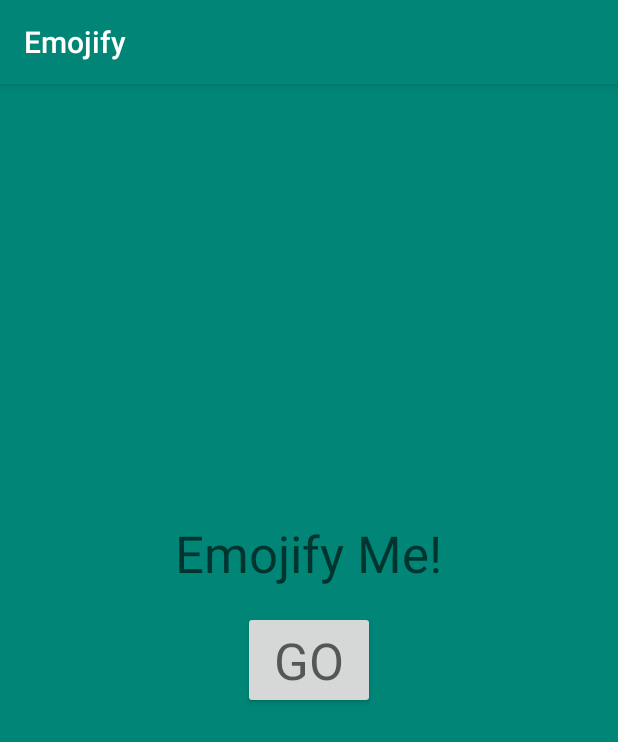
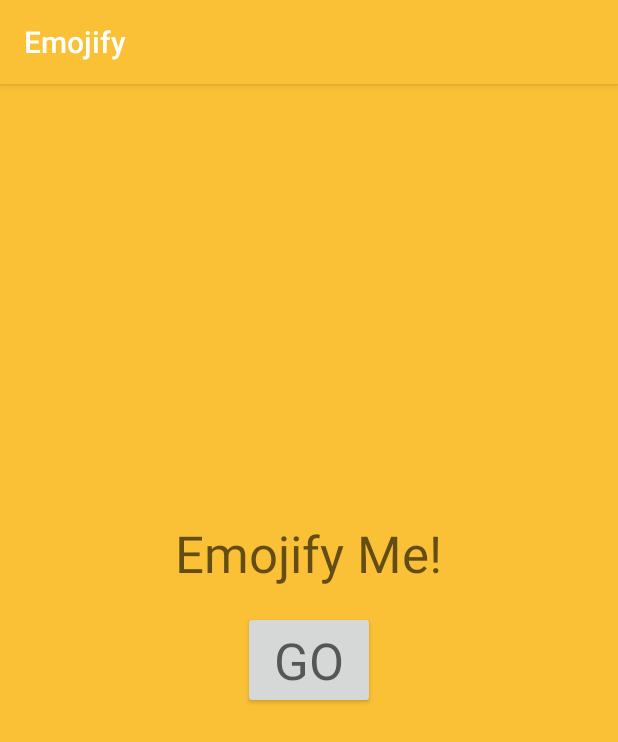
Before and after one commit to ManaswiniKundeti/EmojifyMe, an Android app: the screen it shows after launch (MainActivity), after a tap on "GO", on a phone screen of 412 x 824 dp. Shown: the top 742 px of the screen. Run offline under Robolectric (Android 15) with nearby library versions, the phone set to English and light mode, and no system bars; our stand-ins replace ButterKnife; libraries missing offline, so code that uses them is left out: com.getbase.floatingactionbutton; plain views replace FloatingActionButton.

```diff
--- a/app/src/main/java/com/example/emojifi/MainActivity.java
+++ b/app/src/main/java/com/example/emojifi/MainActivity.java
@@ -4,8 +4,6 @@ import android.Manifest;
 import android.content.Intent;
 import android.content.pm.PackageManager;
 import android.graphics.Bitmap;
-import android.graphics.Matrix;
-import android.media.ExifInterface;
 import android.net.Uri;
 import android.os.Bundle;
 import android.provider.MediaStore;
@@ -25,6 +23,10 @@ import com.getbase.floatingactionbutton.FloatingActionButton;
 import java.io.File;
 import java.io.IOException;
 
+import butterknife.BindView;
+import butterknife.ButterKnife;
+import butterknife.OnClick;
+
 public class MainActivity extends AppCompatActivity {
 
     private static final int REQUEST_IMAGE_CAPTURE = 1;
@@ -32,14 +34,14 @@ public class MainActivity extends AppCompatActivity {
 
     private static final String FILE_PROVIDER_AUTHORITY = "com.example.android.fileprovider";
 
-    private ImageView mImageView;
+    @BindView(R.id.image_view) ImageView mImageView;
 
-    private Button mEmojifyButton;
-    private FloatingActionButton mShareFab;
-    private FloatingActionButton mSaveFab;
-    private FloatingActionButton mClearFab;
+    @BindView(R.id.emojify_button) Button mEmojifyButton;
+    @BindView(R.id.share_button) FloatingActionButton mShareFab;
+    @BindView(R.id.save_button) FloatingActionButton mSaveFab;
+    @BindView(R.id.clear_button) FloatingActionButton mClearFab;
 
-    private TextView mTitleTextView;
+    @BindView(R.id.title_text_view) TextView mTitleTextView;
 
     private String mTempPhotoPath;
 
@@ -52,20 +54,14 @@ public class MainActivity extends AppCompatActivity {
         setContentView(R.layout.activity_main);
 
         // Bind the views
-        mImageView = findViewById(R.id.image_view);
-        mEmojifyButton = findViewById(R.id.emojify_button);
-        mShareFab = findViewById(R.id.share_button);
-        mSaveFab = findViewById(R.id.save_button);
-        mClearFab = findViewById(R.id.clear_button);
-        mTitleTextView = findViewById(R.id.title_text_view);
+        ButterKnife.bind(this);
     }
 
     /**
      * OnClick method for "Emojify Me!" Button. Launches the camera app.
-     *
-     * @param view The emojify me button.
      */
-    public void emojifyMe(View view) {
+    @OnClick(R.id.emojify_button)
+    public void emojifyMe() {
         // Check for the external storage permission
         if (ContextCompat.checkSelfPermission(this,
                 Manifest.permission.WRITE_EXTERNAL_STORAGE)
@@ -181,10 +177,9 @@ public class MainActivity extends AppCompatActivity {
 
     /**
      * OnClick method for the save button.
-     *
-     * @param view The save button.
      */
-    public void saveMe(View view) {
+    @OnClick(R.id.save_button)
+    public void saveMe() {
         // Delete the temporary image file
         BitmapUtils.deleteImageFile(this, mTempPhotoPath);
 
@@ -194,10 +189,9 @@ public class MainActivity extends AppCompatActivity {
 
     /**
      * OnClick method for the share button, saves and shares the new bitmap.
-     *
-     * @param view The share button.
      */
-    public void shareMe(View view) {
+    @OnClick(R.id.share_button)
+    public void shareMe() {
         // Delete the temporary image file
         BitmapUtils.deleteImageFile(this, mTempPhotoPath);
 
@@ -210,10 +204,9 @@ public class MainActivity extends AppCompatActivity {
 
     /**
      * OnClick for the clear button, resets the app to original state.
-     *
-     * @param view The clear button.
      */
-    public void clearImage(View view) {
+    @OnClick(R.id.clear_button)
+    public void clearImage() {
         // Clear the image and toggle the view visibility
         mImageView.setImageResource(0);
         mEmojifyButton.setVisibility(View.VISIBLE);
--- a/app/src/main/res/layout/activity_main.xml
+++ b/app/src/main/res/layout/activity_main.xml
@@ -36,7 +36,6 @@
         android:layout_height="wrap_content"
         android:layout_centerHorizontal="true"
         android:layout_centerVertical="true"
-        android:onClick="emojifyMe"
         android:text="@string/go"
         android:textAppearance="@style/TextAppearance.AppCompat.Display1"/>
 
@@ -47,7 +46,6 @@
         android:layout_alignParentEnd="true"
         android:layout_alignParentRight="true"
         android:layout_alignParentTop="true"
-        android:onClick="clearImage"
         android:src="@drawable/ic_clear"
         android:visibility="gone"
         app:backgroundTint="@android:color/white"
@@ -63,7 +61,6 @@
         android:layout_marginBottom="@dimen/fab_margins"
         android:layout_marginEnd="@dimen/fab_margins"
         android:layout_marginRight="@dimen/fab_margins"
-        android:onClick="saveMe"
         android:src="@drawable/ic_save"
         android:visibility="gone"
         app:backgroundTint="@android:color/white" />
@@ -78,7 +75,6 @@
         android:layout_marginBottom="@dimen/fab_margins"
         android:layout_marginLeft="@dimen/fab_margins"
         android:layout_marginStart="@dimen/fab_margins"
-        android:onClick="shareMe"
         android:src="@drawable/ic_share"
         android:visibility="gone"
         app:backgroundTint="@android:color/white" />
--- a/app/src/main/res/values/colors.xml
+++ b/app/src/main/res/values/colors.xml
@@ -1,10 +1,6 @@
 <?xml version="1.0" encoding="utf-8"?>
 <resources>
-    <color name="colorPrimary">#008577</color>
-    <color name="colorPrimaryDark">#00574B</color>
-    <color name="colorAccent">#D81B60</color>
-
-    <!-- <color name="colorPrimary">#FBC136</color>
+    <color name="colorPrimary">#FBC136</color>
     <color name="colorPrimaryDark">#E19F05</color>
-    <color name="colorAccent">#FF4081</color> -->
+    <color name="colorAccent">#FF4081</color>
 </resources>
```
Also changed, not shown: app/build.gradle (+7 -1 lines).
